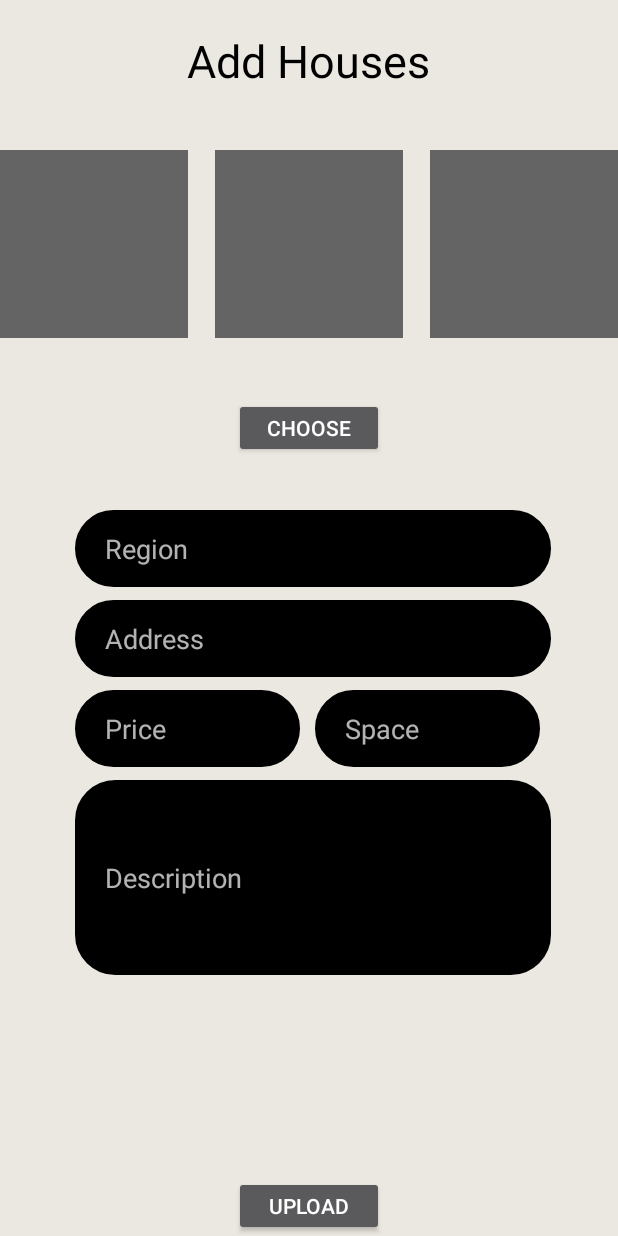
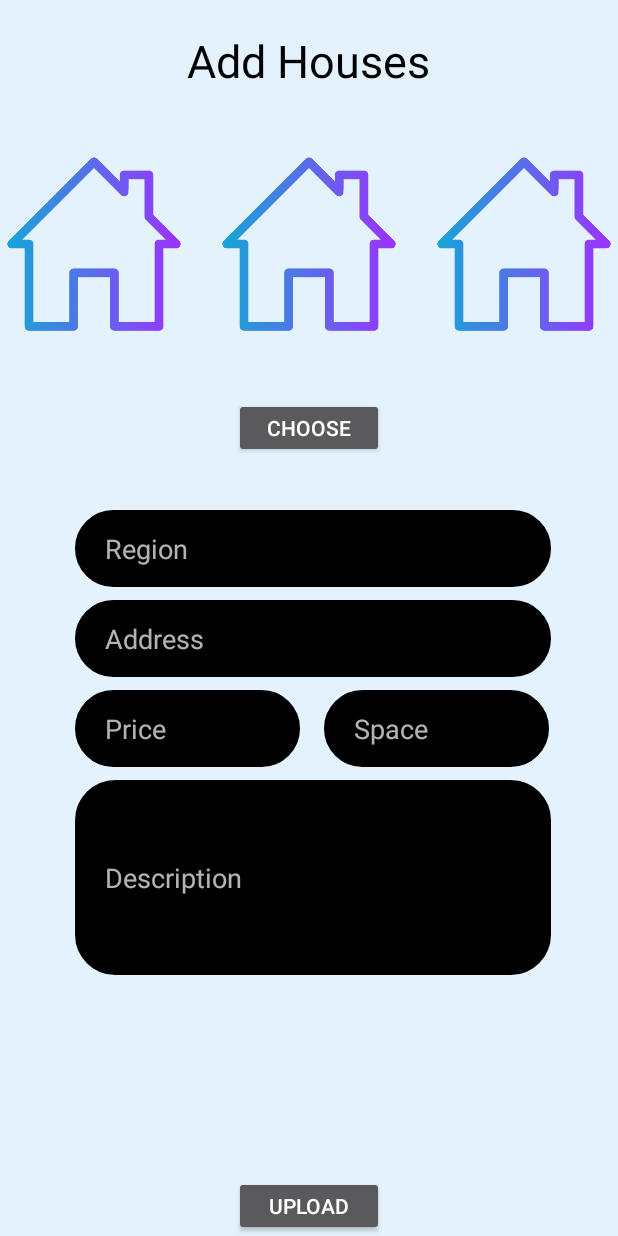
Before and after one commit to marc0dev0417/DigiRenting, an Android app: the layout frament_add.xml on its own in the app's theme, with its tools: preview values and no code run, on a phone screen of 412 x 824 dp. Run offline under Robolectric (Android 15) with nearby library versions, the phone set to English and light mode, and no system bars; network calls fail.

Commit message:
Add image url to House :)

```diff
--- a/Proyecto_Movil/app/src/main/java/com/example/proyecto_movil/HomeFragment.kt
+++ b/Proyecto_Movil/app/src/main/java/com/example/proyecto_movil/HomeFragment.kt
@@ -23,5 +23,6 @@ class HomeFragment : Fragment() {
         super.onViewCreated(view, savedInstanceState)
 
 
+
     }
 }
--- a/Proyecto_Movil/app/src/main/java/com/example/proyecto_movil/LoginActivity.kt
+++ b/Proyecto_Movil/app/src/main/java/com/example/proyecto_movil/LoginActivity.kt
@@ -23,7 +23,7 @@ class LoginActivity : AppCompatActivity() {
     private lateinit var fieldMail : EditText
     private lateinit var fieldPassword : EditText
 
-    val url = "http://192.168.1.138:8080/users"
+    val url = "http://192.168.50.93:8080/users"
 
     override fun onCreate(savedInstanceState: Bundle?) {
         super.onCreate(savedInstanceState)
@@ -48,7 +48,7 @@ class LoginActivity : AppCompatActivity() {
 
     }
 
-    fun findByMail() {
+    private fun findByMail() {
 
         val mail = fieldMail.text.toString()
         val password = fieldPassword.text.toString()
--- a/Proyecto_Movil/app/src/main/java/com/example/proyecto_movil/MainMenu.kt
+++ b/Proyecto_Movil/app/src/main/java/com/example/proyecto_movil/MainMenu.kt
@@ -12,6 +12,8 @@ class MainMenu: AppCompatActivity(){
 
     private lateinit var bottomNav:BottomNavigationView
 
+     var idUser: Int = 0
+
     override fun onCreate(savedInstanceState: Bundle?) {
 
         super.onCreate(savedInstanceState)
@@ -20,6 +22,8 @@ class MainMenu: AppCompatActivity(){
         bottomNav = findViewById(R.id.bottom_navigation)
 
         Log.d("idReceiver", intent.getIntExtra("userId", 0).toString())
+
+        idUser = intent.getIntExtra("userId", 0)
 
         supportFragmentManager.beginTransaction().replace(R.id.frament_container,
             HomeFragment()
--- a/Proyecto_Movil/app/src/main/java/com/example/proyecto_movil/SignupActivity.kt
+++ b/Proyecto_Movil/app/src/main/java/com/example/proyecto_movil/SignupActivity.kt
@@ -29,7 +29,7 @@ class SignupActivity : AppCompatActivity() {
     private lateinit var fieldAddress : EditText
     private lateinit var fieldPassword : EditText
 
-    val url = "http://192.168.1.138:8080/users"
+    val url = "http://192.168.50.93:8080/users"
 
     override fun onCreate(savedInstanceState: Bundle?) {
         super.onCreate(savedInstanceState)
--- a/Proyecto_Movil/app/src/main/java/com/example/proyecto_movil/SliderAdapter.kt
+++ b/Proyecto_Movil/app/src/main/java/com/example/proyecto_movil/SliderAdapter.kt
@@ -16,15 +16,15 @@ class SliderAdapter : PagerAdapter() {
     lateinit var layoutInflater: LayoutInflater
 
     //arrays
-    val slideImages = arrayOf(R.drawable.google_logo,
+    private val slideImages = arrayOf(R.drawable.google_logo,
                                 R.drawable.fb_logo,
                                 R.drawable.twitter_logo)
 
-    val slideTitles = arrayOf("Title 1",
+    private val slideTitles = arrayOf("Title 1",
                                 "Title 2",
                                 "Title 3")
 
-    val slideDescriptions = arrayOf("Description 1",
+    private val slideDescriptions = arrayOf("Description 1",
                                     "Descrpition 2",
                                     "Description 3")
 
--- a/Proyecto_Movil/app/src/main/java/com/example/proyecto_movil/model/House.kt
+++ b/Proyecto_Movil/app/src/main/java/com/example/proyecto_movil/model/House.kt
@@ -1,8 +1,10 @@
 package com.example.proyecto_movil.model
 
-data class House (
+import android.text.Editable
+
+data class House(
     var idHouse:Int? = null,
-    var address:String? = null,
+    var address: String? = null,
     var region:String? = null,
     var price:Double? = null,
     var description:String? = null,
--- a/Proyecto_Movil/app/src/main/java/com/example/proyecto_movil/model/Image.kt
+++ b/Proyecto_Movil/app/src/main/java/com/example/proyecto_movil/model/Image.kt
@@ -2,5 +2,5 @@ package com.example.proyecto_movil.model
 
 data class Image(
     var idImage: Int? = null,
-    var picture: String? = null
+    var url: String? = null
 )
--- a/Proyecto_Movil/app/src/main/res/layout/frament_add.xml
+++ b/Proyecto_Movil/app/src/main/res/layout/frament_add.xml
@@ -2,7 +2,7 @@
 <RelativeLayout xmlns:android="http://schemas.android.com/apk/res/android"
     android:layout_width="match_parent"
     android:layout_height="match_parent"
-    android:background="@color/colorItem4End">
+    android:background="@color/colorBackgroundFragment">
 
     <TextView
         android:layout_width="wrap_content"
@@ -19,25 +19,29 @@
         android:layout_marginTop="100dp">
 
         <ImageView
+            android:id="@+id/image_view_first"
             android:layout_width="125dp"
             android:layout_height="125dp"
             android:layout_gravity="start|top"
-            android:id="@+id/image_view_first"
-            android:background="#646464" />
+            android:scaleType="fitXY"
+            android:src="@drawable/house_view"
+             />
 
         <ImageView
+            android:id="@+id/image_view_second"
             android:layout_width="125dp"
             android:layout_height="125dp"
             android:layout_gravity="center|top"
-            android:id="@+id/image_view_second"
-            android:background="#646464" />
+            android:scaleType="fitXY"
+            android:src="@drawable/house_view" />
 
         <ImageView
+            android:id="@+id/image_view_third"
             android:layout_width="125dp"
             android:layout_height="125dp"
             android:layout_gravity="end|top"
-            android:id="@+id/image_view_third"
-            android:background="#646464" />
+            android:scaleType="fitXY"
+            android:src="@drawable/house_view" />
 
         <Button
             android:id="@+id/button_choose"
@@ -93,7 +97,7 @@
             android:id="@+id/space_add_house"
             android:layout_width="150dp"
             android:layout_height="wrap_content"
-            android:layout_marginStart="210dp"
+            android:layout_marginStart="216dp"
             android:layout_marginTop="360dp"
             android:layout_marginEnd="32dp"
             android:background="@drawable/edit_text_rounded"
--- a/Proyecto_Movil/app/src/main/res/layout/frament_favorites.xml
+++ b/Proyecto_Movil/app/src/main/res/layout/frament_favorites.xml
@@ -2,7 +2,7 @@
 <RelativeLayout xmlns:android="http://schemas.android.com/apk/res/android"
     android:layout_width="match_parent"
     android:layout_height="match_parent"
-    android:background="@color/black">
+    android:background="@color/colorBackgroundFragment">
 
     <TextView
         android:layout_width="wrap_content"
--- a/Proyecto_Movil/app/src/main/res/layout/frament_home.xml
+++ b/Proyecto_Movil/app/src/main/res/layout/frament_home.xml
@@ -1,7 +1,8 @@
 <?xml version="1.0" encoding="utf-8"?>
 <RelativeLayout xmlns:android="http://schemas.android.com/apk/res/android"
     android:layout_width="match_parent"
-    android:layout_height="match_parent">
+    android:layout_height="match_parent"
+    android:background="@color/colorBackgroundFragment">
 
    <!-- Ver las casas-->
    <TextView
--- a/Proyecto_Movil/app/src/main/res/values/colors.xml
+++ b/Proyecto_Movil/app/src/main/res/values/colors.xml
@@ -26,6 +26,8 @@
    <color name="colorItem4End">#ebe8e1</color>
    <color name="colorNavigation">#bebfbd</color>
 
+   <color name="colorBackgroundFragment">#e3f2fd</color>
+
    <color name="colorEndBackground">#50FFFFFF</color>
    <color name="colorLightText">#ECECEC</color>
    <color name="colorWhite">#FFFFFF</color>
--- /dev/null
+++ b/Proyecto_Movil/app/src/main/res/values/users_id.xml
@@ -0,0 +1,2 @@
+<?xml version="1.0" encoding="utf-8"?>
+<resources></resources>
```
Also changed, not shown: Proyecto_Movil/app/src/main/AndroidManifest.xml (+5 -4 lines), Proyecto_Movil/app/src/main/java/com/example/proyecto_movil/AddFrament.kt (+78 -14 lines), Proyecto_Movil/app/src/main/java/com/example/proyecto_movil/SliderActivity.kt (+7 -14 lines), Proyecto_Movil/app/src/main/java/com/example/proyecto_movil/model/User.kt (+6 -6 lines), Proyecto_Movil/app/src/main/res/layout/new_design_home.xml (deleted, +0 -16 lines), Proyecto_Movil/app/src/main/res/drawable/house_view.png (added).
